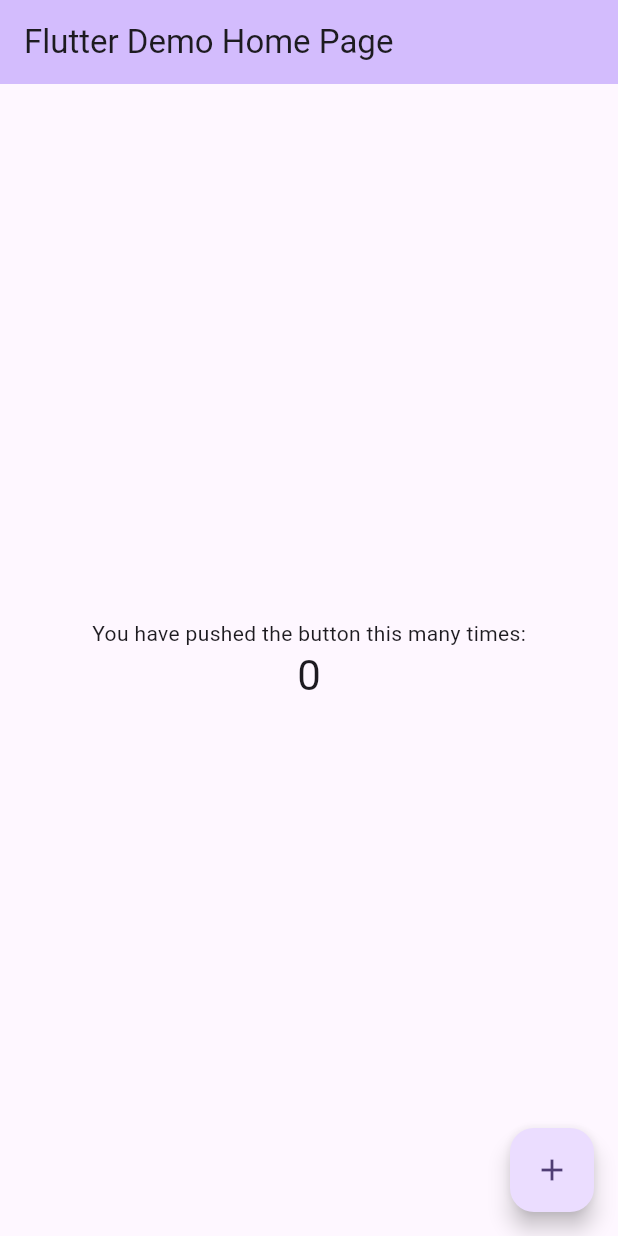
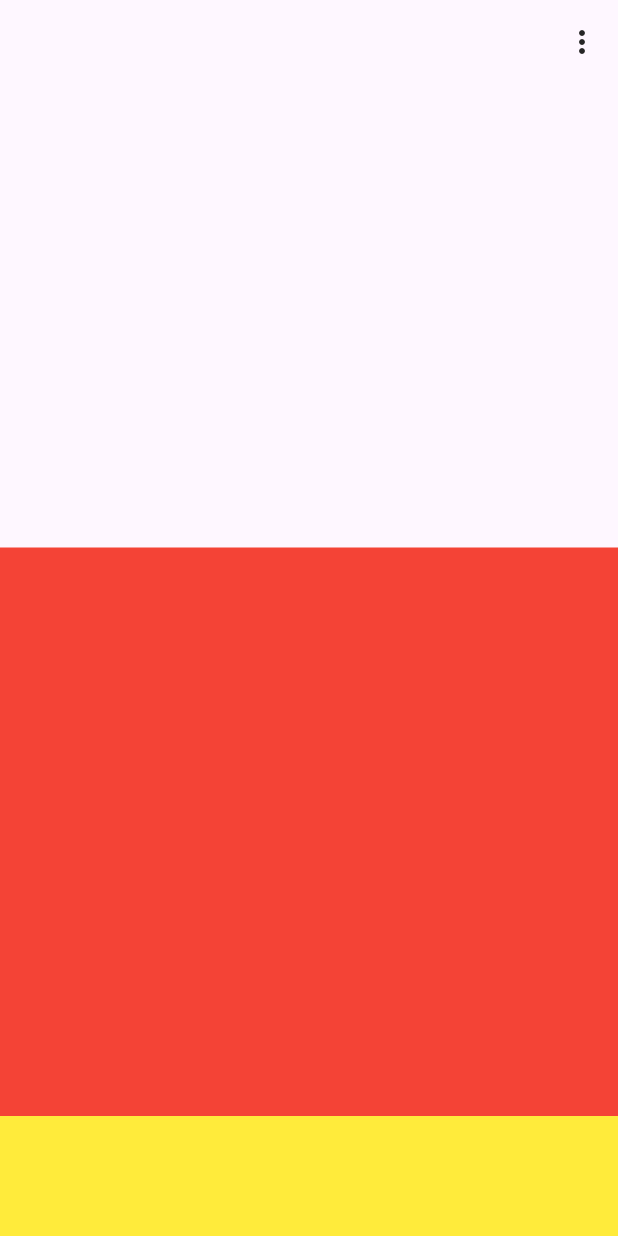
Before and after one commit to daiyongtao/flutter_idream, a Flutter app: the screen it shows after launch, on a phone screen of 412 x 824 dp. Run offline on Flutter 3.47's test engine with Material 3 defaults, Android fonts, the light colour scheme and no system bars.

Commit message:
【Feature】语言基础 - 小试牛刀，秒表功能 - 1

```diff
--- a/lib/main.dart
+++ b/lib/main.dart
@@ -1,122 +1,18 @@
 import 'package:flutter/material.dart';
+import 'package:flutter_idream/timer/home_page/home_page.dart';
 
 void main() {
-  runApp(const MyApp());
+  runApp(const StopwatchApp());
 }
 
-class MyApp extends StatelessWidget {
-  const MyApp({super.key});
+class StopwatchApp extends StatelessWidget {
+  const StopwatchApp({Key? key}) : super(key: key);
 
-  // This widget is the root of your application.
   @override
   Widget build(BuildContext context) {
     return MaterialApp(
-      title: 'Flutter Demo',
-      theme: ThemeData(
-        // This is the theme of your application.
-        //
-        // TRY THIS: Try running your application with "flutter run". You'll see
-        // the application has a purple toolbar. Then, without quitting the app,
-        // try changing the seedColor in the colorScheme below to Colors.green
-        // and then invoke "hot reload" (save your changes or press the "hot
-        // reload" button in a Flutter-supported IDE, or press "r" if you used
-        // the command line to start the app).
-        //
-        // Notice that the counter didn't reset back to zero; the application
-        // state is not lost during the reload. To reset the state, use hot
-        // restart instead.
-        //
-        // This works for code too, not just values: Most code changes can be
-        // tested with just a hot reload.
-        colorScheme: ColorScheme.fromSeed(seedColor: Colors.deepPurple),
-      ),
-      home: const MyHomePage(title: 'Flutter Demo Home Page'),
+      debugShowCheckedModeBanner: false,
+      home: const HomePage(),
     );
   }
 }
-
-class MyHomePage extends StatefulWidget {
-  const MyHomePage({super.key, required this.title});
-
-  // This widget is the home page of your application. It is stateful, meaning
-  // that it has a State object (defined below) that contains fields that affect
-  // how it looks.
-
-  // This class is the configuration for the state. It holds the values (in this
-  // case the title) provided by the parent (in this case the App widget) and
-  // used by the build method of the State. Fields in a Widget subclass are
-  // always marked "final".
-
-  final String title;
-
-  @override
-  State<MyHomePage> createState() => _MyHomePageState();
-}
-
-class _MyHomePageState extends State<MyHomePage> {
-  int _counter = 0;
-
-  void _incrementCounter() {
-    setState(() {
-      // This call to setState tells the Flutter framework that something has
-      // changed in this State, which causes it to rerun the build method below
-      // so that the display can reflect the updated values. If we changed
-      // _counter without calling setState(), then the build method would not be
-      // called again, and so nothing would appear to happen.
-      _counter++;
-    });
-  }
-
-  @override
-  Widget build(BuildContext context) {
-    // This method is rerun every time setState is called, for instance as done
-    // by the _incrementCounter method above.
-    //
-    // The Flutter framework has been optimized to make rerunning build methods
-    // fast, so that you can just rebuild anything that needs updating rather
-    // than having to individually change instances of widgets.
-    return Scaffold(
-      appBar: AppBar(
-        // TRY THIS: Try changing the color here to a specific color (to
-        // Colors.amber, perhaps?) and trigger a hot reload to see the AppBar
-        // change color while the other colors stay the same.
-        backgroundColor: Theme.of(context).colorScheme.inversePrimary,
-        // Here we take the value from the MyHomePage object that was created by
-        // the App.build method, and use it to set our appbar title.
-        title: Text(widget.title),
-      ),
-      body: Center(
-        // Center is a layout widget. It takes a single child and positions it
-        // in the middle of the parent.
-        child: Column(
-          // Column is also a layout widget. It takes a list of children and
-          // arranges them vertically. By default, it sizes itself to fit its
-          // children horizontally, and tries to be as tall as its parent.
-          //
-          // Column has various properties to control how it sizes itself and
-          // how it positions its children. Here we use mainAxisAlignment to
-          // center the children vertically; the main axis here is the vertical
-          // axis because Columns are vertical (the cross axis would be
-          // horizontal).
-          //
-          // TRY THIS: Invoke "debug painting" (choose the "Toggle Debug Paint"
-          // action in the IDE, or press "p" in the console), to see the
-          // wireframe for each widget.
-          mainAxisAlignment: MainAxisAlignment.center,
-          children: <Widget>[
-            const Text('You have pushed the button this many times:'),
-            Text(
-              '$_counter',
-              style: Theme.of(context).textTheme.headlineMedium,
-            ),
-          ],
-        ),
-      ),
-      floatingActionButton: FloatingActionButton(
-        onPressed: _incrementCounter,
-        tooltip: 'Increment',
-        child: const Icon(Icons.add),
-      ), // This trailing comma makes auto-formatting nicer for build methods.
-    );
-  }
-}
--- /dev/null
+++ b/lib/timer/home_page/home_page.dart
@@ -0,0 +1,81 @@
+import 'package:flutter/material.dart';
+import 'package:flutter_idream/timer/stop_watch_widget.dart';
+
+class HomePage extends StatefulWidget {
+  const HomePage({Key? key}) : super(key: key);
+
+  @override
+  State<HomePage> createState() => _HomePageState();
+}
+
+class _HomePageState extends State<HomePage> {
+  @override
+  Widget build(BuildContext context) {
+    return Scaffold(
+      appBar: AppBar(
+        backgroundColor: Colors.transparent,
+        elevation: 0,
+        actions: _buildActions(),
+      ),
+      body: Column(
+        children: [
+          _buildStopwatchPanel(),
+          _buildRecordPanel(),
+          _buildTools()
+        ],
+      ),
+    );
+  }
+
+  List<Widget> _buildActions(){
+    return [
+      PopupMenuButton<String>(
+        itemBuilder: _buildItem,
+        onSelected: _onSelectItem,
+        icon: const Icon( Icons.more_vert_outlined, color: Color(0xff262626)),
+        position:PopupMenuPosition.under,
+        shape: const RoundedRectangleBorder(
+            borderRadius: BorderRadius.all(Radius.circular(10))
+        ),
+      )
+    ];
+  }
+
+  List<PopupMenuEntry<String>> _buildItem(BuildContext context) {
+    return const [
+      PopupMenuItem<String>(
+        value: "设置",
+        child: Center(child: Text("设置")),
+      )
+    ];
+  }
+
+  void _onSelectItem(String value) {
+
+  }
+
+  Widget _buildStopwatchPanel(){
+    // MediaQuery.of(context).size 可以获取屏幕的尺寸
+    double radius = MediaQuery.of(context).size.shortestSide/2*0.75;
+    Duration duration = Duration(minutes: 3, seconds: 28, milliseconds: 50);
+    return StopWatchWidget(
+      radius: radius,
+      duration: duration,
+    );
+  }
+
+  Widget _buildRecordPanel(){
+    return Expanded(
+      child: Container(
+        color: Colors.red,
+      ),
+    );
+  }
+
+  Widget _buildTools(){
+    return Container(
+      height: 80,
+      color: Colors.yellow,
+    );
+  }
+}
--- /dev/null
+++ b/lib/timer/stop_watch_painter.dart
@@ -0,0 +1,31 @@
+
+import 'package:flutter/cupertino.dart';
+
+class StopWatchPainter extends CustomPainter {
+  /// 时长
+  final Duration duration;
+  /// 主题色
+  final Color themeColor;
+  /// 刻度色
+  final Color scaleColor;
+  /// 文本样式
+  final TextStyle textStyle;
+
+  StopWatchPainter({required this.duration, required this.themeColor, required this.scaleColor, required this.textStyle});
+
+
+  @override
+  void paint(Canvas canvas, Size size) {
+    // TODO: implement paint
+  }
+
+
+  // 是否允许重绘
+  @override
+  bool shouldRepaint(covariant StopWatchPainter oldDelegate) {
+    return oldDelegate.duration != duration ||
+        oldDelegate.textStyle != textStyle ||
+        oldDelegate.themeColor != themeColor ||
+        oldDelegate.scaleColor != scaleColor;
+  }
+}
--- /dev/null
+++ b/lib/timer/stop_watch_widget.dart
@@ -0,0 +1,41 @@
+
+import 'package:flutter/material.dart';
+import 'package:flutter_idream/timer/stop_watch_painter.dart';
+
+class StopWatchWidget extends StatelessWidget {
+  final double radius;
+  final Duration duration;
+  final Color? themeColor;
+  final TextStyle? textStyle;
+  final Color scaleColor;
+
+  const StopWatchWidget({
+    Key? key,
+    required this.radius,
+    required this.duration,
+    this.scaleColor = const Color(0xffDADADA),
+    this.textStyle,
+    this.themeColor
+  }) : super(key: key);
+
+  /// 获取通用的文本style
+  TextStyle get commonStyle => TextStyle(
+    fontSize: radius / 3,
+    fontWeight: FontWeight.w200,
+    color: const Color(0xff343434),
+  );
+
+  @override
+  Widget build(BuildContext context) {
+    TextStyle style = textStyle ?? commonStyle;
+    Color themeColor = this.themeColor ?? Theme.of(context).primaryColor;
+    return CustomPaint(
+      painter: StopWatchPainter(
+          duration: duration,
+          themeColor: themeColor,
+          scaleColor: scaleColor,
+          textStyle: style),
+      size: Size(radius * 2, radius * 2),
+    );
+  }
+}
```
Also changed, not shown: 1 other file.
